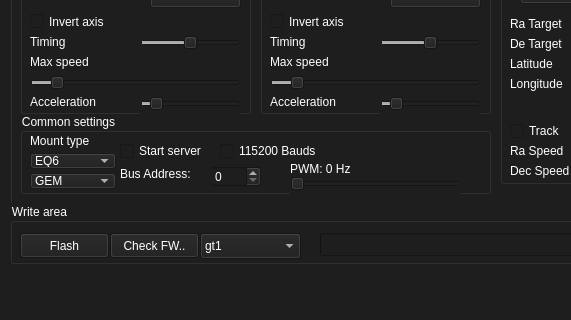
Above: mainwindow.ui from ahp-electronics/gt-configurator before the change; both pictures show x 0 to 571 and y 337 to 657 of the 1100 by 657 pixel window. Below: the same form after it.
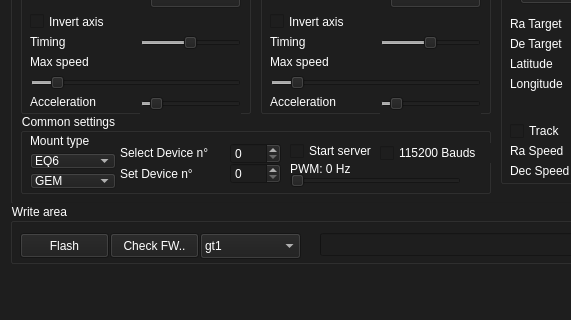
That is the form after the change.

Commit message: Device indicization

Diff of the .ui file:
```diff
--- a/mainwindow.ui
+++ b/mainwindow.ui
@@ -714,7 +714,7 @@
         <x>270</x>
         <y>60</y>
         <width>171</width>
-        <height>21</height>
+        <height>16</height>
        </rect>
       </property>
       <property name="minimum">
@@ -761,8 +761,8 @@
      <widget class="QSpinBox" name="Address">
       <property name="geometry">
        <rect>
-        <x>190</x>
-        <y>53</y>
+        <x>210</x>
+        <y>50</y>
         <width>51</width>
         <height>21</height>
        </rect>
@@ -782,20 +782,20 @@
        <rect>
         <x>100</x>
         <y>51</y>
-        <width>91</width>
+        <width>101</width>
         <height>20</height>
        </rect>
       </property>
       <property name="text">
-       <string>Bus Address:</string>
+       <string>Set Device n°</string>
       </property>
      </widget>
      <widget class="QCheckBox" name="Server">
       <property name="geometry">
        <rect>
-        <x>100</x>
+        <x>270</x>
         <y>30</y>
-        <width>101</width>
+        <width>91</width>
         <height>16</height>
        </rect>
       </property>
@@ -806,16 +806,48 @@
      <widget class="QCheckBox" name="HighBauds">
       <property name="geometry">
        <rect>
-        <x>200</x>
+        <x>360</x>
         <y>30</y>
-        <width>121</width>
-        <height>16</height>
+        <width>111</width>
+        <height>20</height>
        </rect>
       </property>
       <property name="text">
        <string>115200 Bauds</string>
       </property>
      </widget>
+     <widget class="QLabel" name="label_18">
+      <property name="geometry">
+       <rect>
+        <x>100</x>
+        <y>30</y>
+        <width>101</width>
+        <height>20</height>
+       </rect>
+      </property>
+      <property name="text">
+       <string>Select Device n°</string>
+      </property>
+     </widget>
+     <widget class="QSpinBox" name="SelectDevice">
+      <property name="geometry">
+       <rect>
+        <x>210</x>
+        <y>30</y>
+        <width>51</width>
+        <height>21</height>
+       </rect>
+      </property>
+      <property name="minimum">
+       <number>0</number>
+      </property>
+      <property name="maximum">
+       <number>127</number>
+      </property>
+      <property name="value">
+       <number>0</number>
+      </property>
+     </widget>
     </widget>
     <widget class="QGroupBox" name="AdvancedRA">
      <property name="enabled">
```
Left out of the diff: 2 changed lines with no effect on the pictures. The commit also changes 15 other files.
